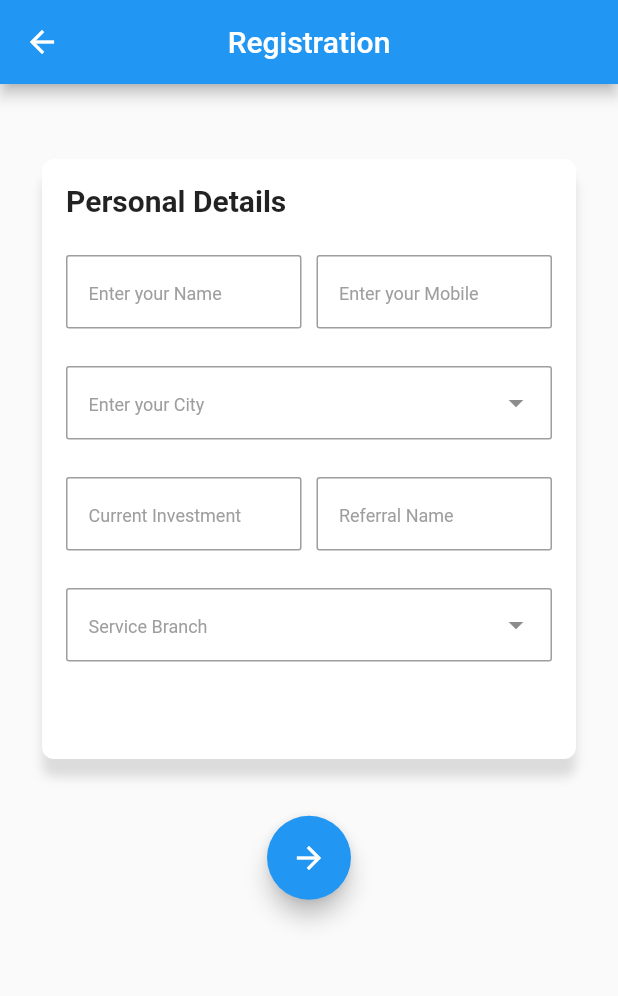
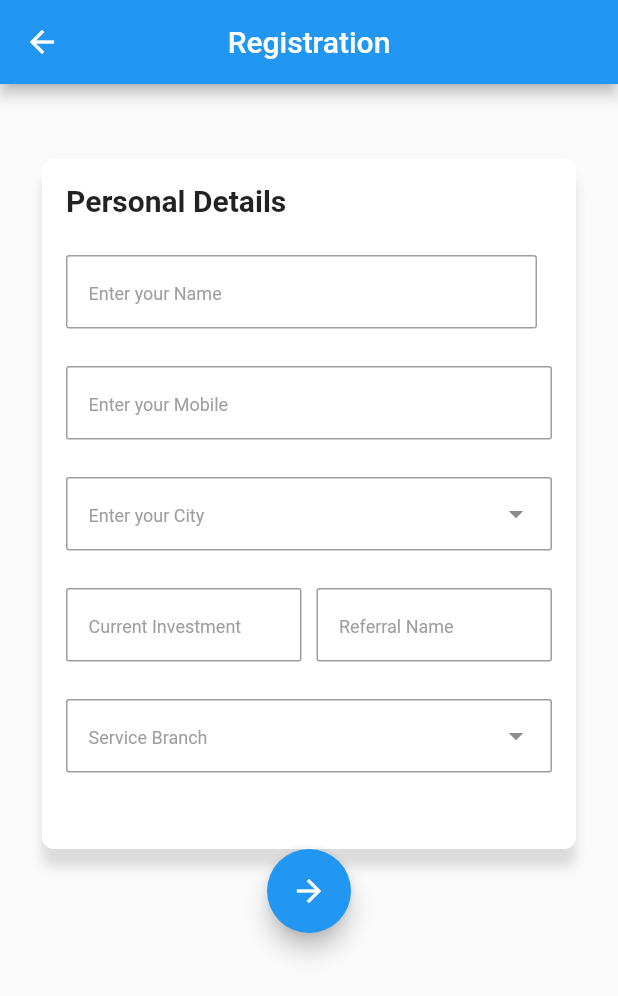
Before and after one commit to vscodeguru/uts-guru, a Flutter app: the RegistrationForm screen opened by its route, on a phone screen of 412 x 824 dp. Shown: the top 996 px of the screen. Run offline on Flutter 3.47's test engine with Material 2 defaults, Android fonts, the phone set to English and light mode, and no system bars; our stand-ins replace carousel_pro, flutter_svg.

Commit message:
changes in registration screen

```diff
--- a/lib/Registration/registration.dart
+++ b/lib/Registration/registration.dart
@@ -40,7 +40,7 @@ class _RegistrationFormState extends State<RegistrationForm> {
                     Form(
                       child: Container(
                         width: double.infinity,
-                        height: 400,
+                        height: 460,
                         decoration: BoxDecoration(
                           color: Colors.white,
                           borderRadius: BorderRadius.circular(8.0),
@@ -99,8 +99,12 @@ class _RegistrationFormState extends State<RegistrationForm> {
                                   SizedBox(
                                     width: 10,
                                   ),
-                                  Flexible(
-                                    child: TextFormField(
+                                ],
+                              ),
+                              SizedBox(
+                                height: 25,
+                              ),
+                              TextFormField(
                                 buildCounter: (BuildContext context,
                                         {int currentLength,
                                         int maxLength,
@@ -117,22 +121,16 @@ class _RegistrationFormState extends State<RegistrationForm> {
                                         Radius.circular(2.0),
                                       )),
                                   focusedBorder: OutlineInputBorder(
-                                          borderSide:
-                                              BorderSide(color: Colors.blue),
-                                          borderRadius: BorderRadius.all(
-                                              Radius.circular(2.0)),
+                                    borderSide: BorderSide(color: Colors.blue),
+                                    borderRadius:
+                                        BorderRadius.all(Radius.circular(2.0)),
                                   ),
                                   hintText: 'Enter your Mobile',
                                   hintStyle: TextStyle(
                                       color: Colors.grey, fontSize: 12.0),
                                 ),
                               ),
-                                  ),
-                                ],
-                              ),
-                              SizedBox(
-                                height: 25,
-                              ),
+                              SizedBox(height: 25),
                               TextField(
                                 textInputAction: TextInputAction.next,
                                 decoration: InputDecoration(
@@ -309,20 +307,8 @@ class _RegistrationFormState extends State<RegistrationForm> {
                         ),
                       ),
                     ),
-                  ],
-                ),
-              ),
-            ),
-          ),
-          Container(
-            alignment: Alignment.center,
-            padding:
-                EdgeInsets.only(top: MediaQuery.of(context).size.height * 0.32),
-            //     left: MediaQuery.of(context).size.width * 0.43),
-            child: Column(
-              mainAxisAlignment: MainAxisAlignment.center,
-              children: <Widget>[
                     ShowUp(
+                      delay: 1,
                       child: FloatingActionButton(
                         elevation: 6,
                         foregroundColor: Colors.white,
@@ -335,7 +321,9 @@ class _RegistrationFormState extends State<RegistrationForm> {
                     ),
                   ],
                 ),
-          )
+              ),
+            ),
+          ),
         ],
       ),
     );
```
Lines whose indentation alone changed are shown as unchanged.
